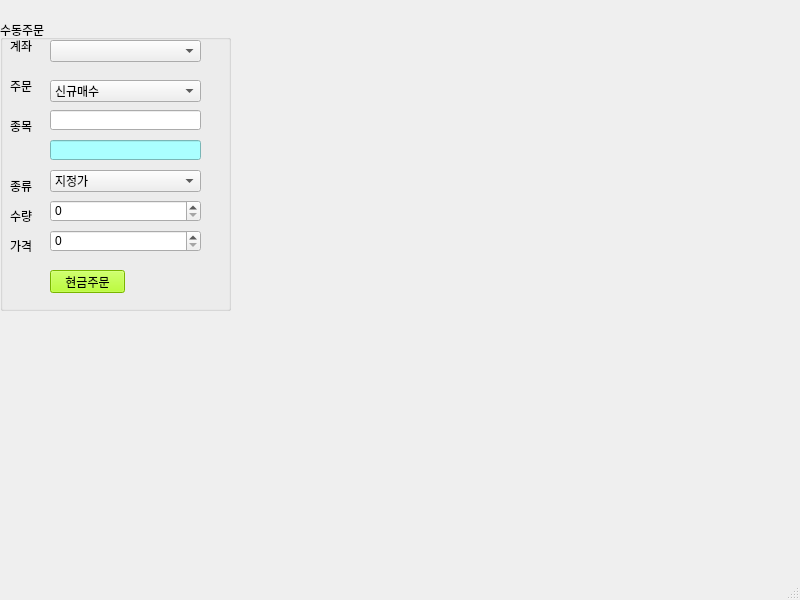
Before: the Qt Designer form stock/stock.ui in cyt9772/KiwoomAPI, drawn with Qt 5.
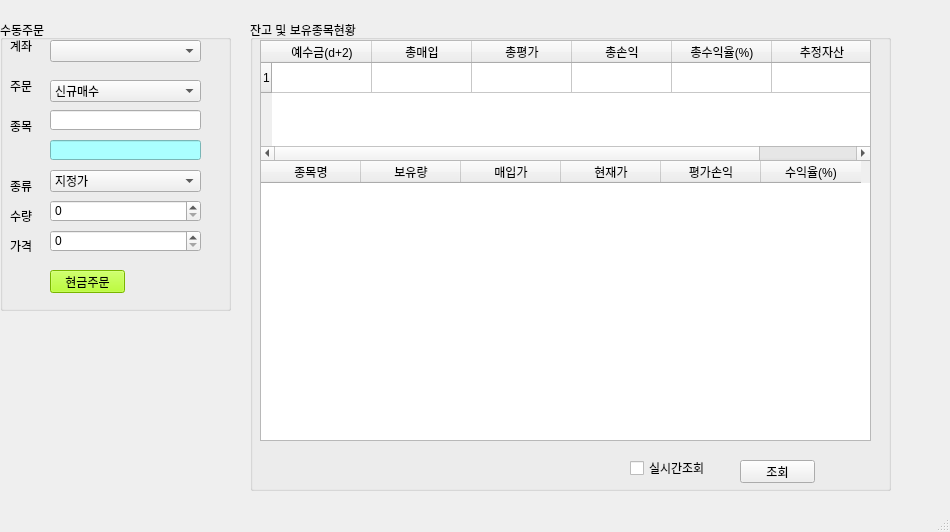
After: the same form once the commit is applied. Icons and pictures are not drawn.

The edit to the form file:
```diff
--- a/stock/stock.ui
+++ b/stock/stock.ui
@@ -6,8 +6,8 @@
    <rect>
     <x>0</x>
     <y>0</y>
-    <width>800</width>
-    <height>600</height>
+    <width>950</width>
+    <height>532</height>
    </rect>
   </property>
   <property name="windowTitle">
@@ -237,6 +237,129 @@
      </property>
     </widget>
    </widget>
+   <widget class="QGroupBox" name="groupBox_2">
+    <property name="geometry">
+     <rect>
+      <x>250</x>
+      <y>20</y>
+      <width>641</width>
+      <height>471</height>
+     </rect>
+    </property>
+    <property name="title">
+     <string>잔고 및 보유종목현황</string>
+    </property>
+    <widget class="QTableWidget" name="tableWidget">
+     <property name="geometry">
+      <rect>
+       <x>10</x>
+       <y>20</y>
+       <width>611</width>
+       <height>121</height>
+      </rect>
+     </property>
+     <property name="rowCount">
+      <number>1</number>
+     </property>
+     <row/>
+     <column>
+      <property name="text">
+       <string>예수금(d+2)</string>
+      </property>
+     </column>
+     <column>
+      <property name="text">
+       <string>총매입</string>
+      </property>
+     </column>
+     <column>
+      <property name="text">
+       <string>총평가</string>
+      </property>
+     </column>
+     <column>
+      <property name="text">
+       <string>총손익</string>
+      </property>
+     </column>
+     <column>
+      <property name="text">
+       <string>총수익율(%)</string>
+      </property>
+     </column>
+     <column>
+      <property name="text">
+       <string>추정자산</string>
+      </property>
+     </column>
+    </widget>
+    <widget class="QTableWidget" name="tableWidget_2">
+     <property name="geometry">
+      <rect>
+       <x>10</x>
+       <y>140</y>
+       <width>611</width>
+       <height>281</height>
+      </rect>
+     </property>
+     <column>
+      <property name="text">
+       <string>종목명</string>
+      </property>
+     </column>
+     <column>
+      <property name="text">
+       <string>보유량</string>
+      </property>
+     </column>
+     <column>
+      <property name="text">
+       <string>매입가</string>
+      </property>
+     </column>
+     <column>
+      <property name="text">
+       <string>현재가</string>
+      </property>
+     </column>
+     <column>
+      <property name="text">
+       <string>평가손익</string>
+      </property>
+     </column>
+     <column>
+      <property name="text">
+       <string>수익율(%)</string>
+      </property>
+     </column>
+    </widget>
+    <widget class="QCheckBox" name="checkBox">
+     <property name="geometry">
+      <rect>
+       <x>380</x>
+       <y>440</y>
+       <width>81</width>
+       <height>16</height>
+      </rect>
+     </property>
+     <property name="text">
+      <string>실시간조회</string>
+     </property>
+    </widget>
+    <widget class="QPushButton" name="pushButton_2">
+     <property name="geometry">
+      <rect>
+       <x>490</x>
+       <y>440</y>
+       <width>75</width>
+       <height>23</height>
+      </rect>
+     </property>
+     <property name="text">
+      <string>조회</string>
+     </property>
+    </widget>
+   </widget>
   </widget>
   <widget class="QMenuBar" name="menubar">
    <property name="geometry">
```
Left out of the diff: 2 changed lines with no effect on the pictures.
